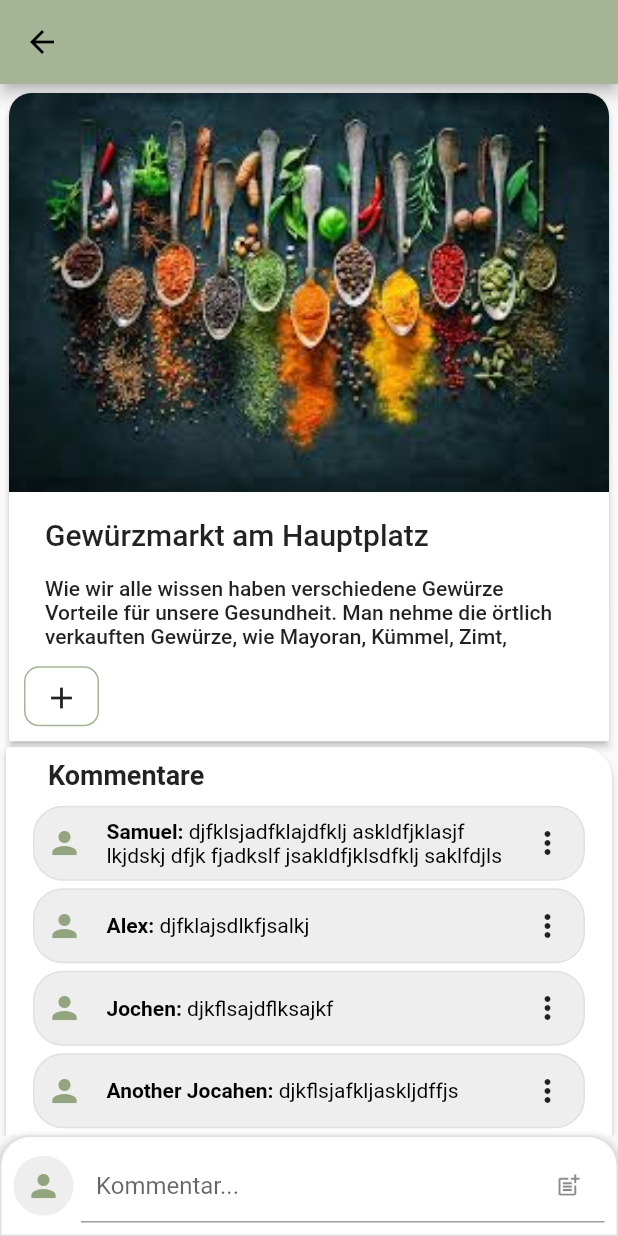
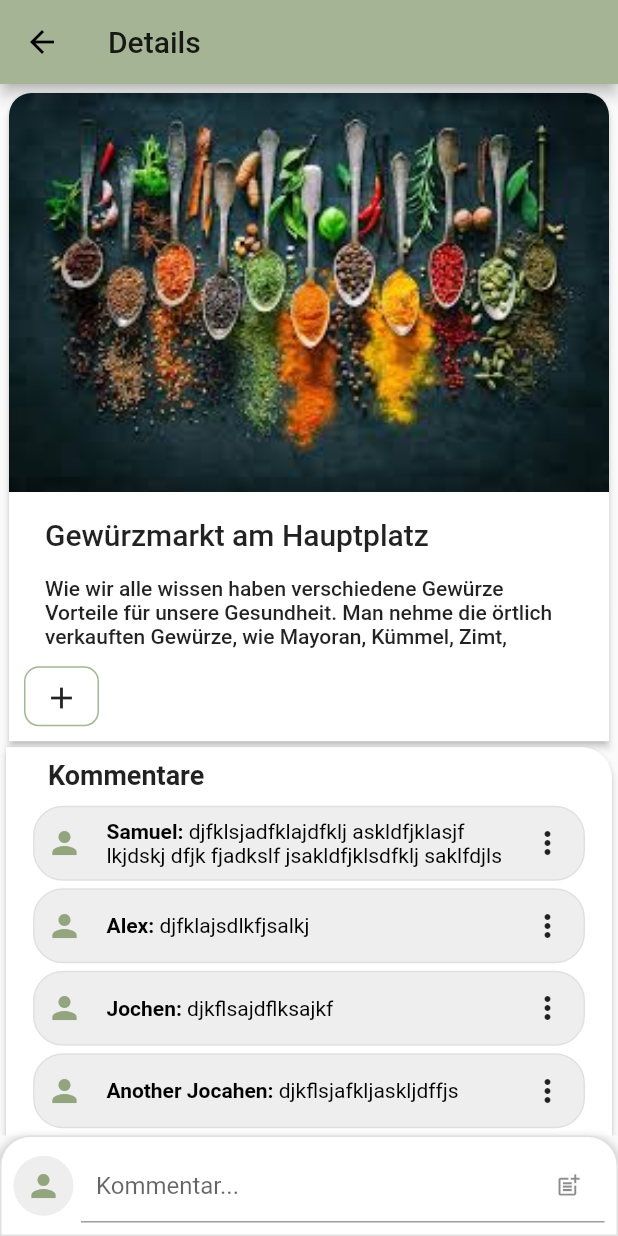
Before and after one commit to S-ecki/smart-city-ambience, a Flutter app: the EventDetailScreen screen opened directly with sample values from the repository, on a phone screen of 412 x 824 dp. Run offline on Flutter 3.47's test engine with Material 2 defaults, Android fonts, the phone set to English and light mode, and no system bars; our stand-ins replace badges, email_validator, firebase_auth, firebase_core, flutter_redux, google_sign_in and 3 more; missing offline and left inert: flutter_emoji, flutter_scatter; accounts and stored records are empty.

Commit message:
adding header to appbar

```diff
--- a/lib/screens/eventDetailScreen/eventDetailScreen.dart
+++ b/lib/screens/eventDetailScreen/eventDetailScreen.dart
@@ -10,7 +10,9 @@ class EventDetailScreen extends StatelessWidget {
     final TextEditingController commentController = TextEditingController();
 
     return Scaffold(
-      appBar: AppBar(),
+      appBar: AppBar(
+        title: Text("Details"),
+      ),
       body: SingleChildScrollView(
         child: Container(
           margin: EdgeInsets.fromLTRB(0, 0, 0, 60),
```
Also changed, not shown: lib/screens/forumDetailScreen/forumDetailScreen.dart (added, +12 -0 lines).
